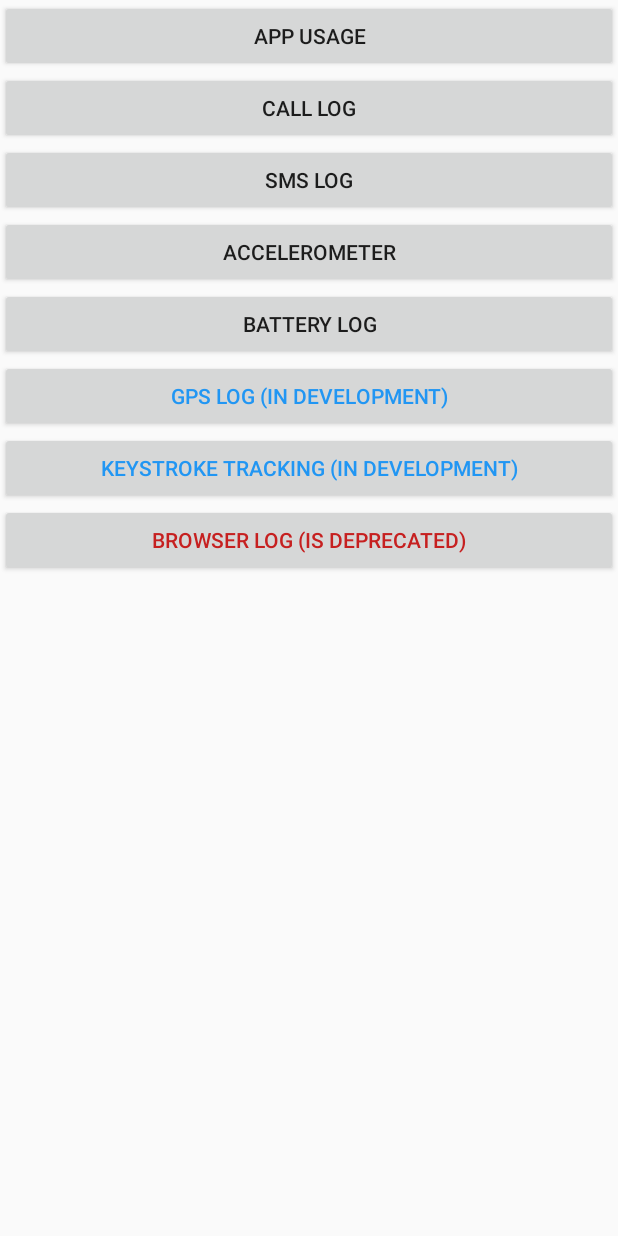
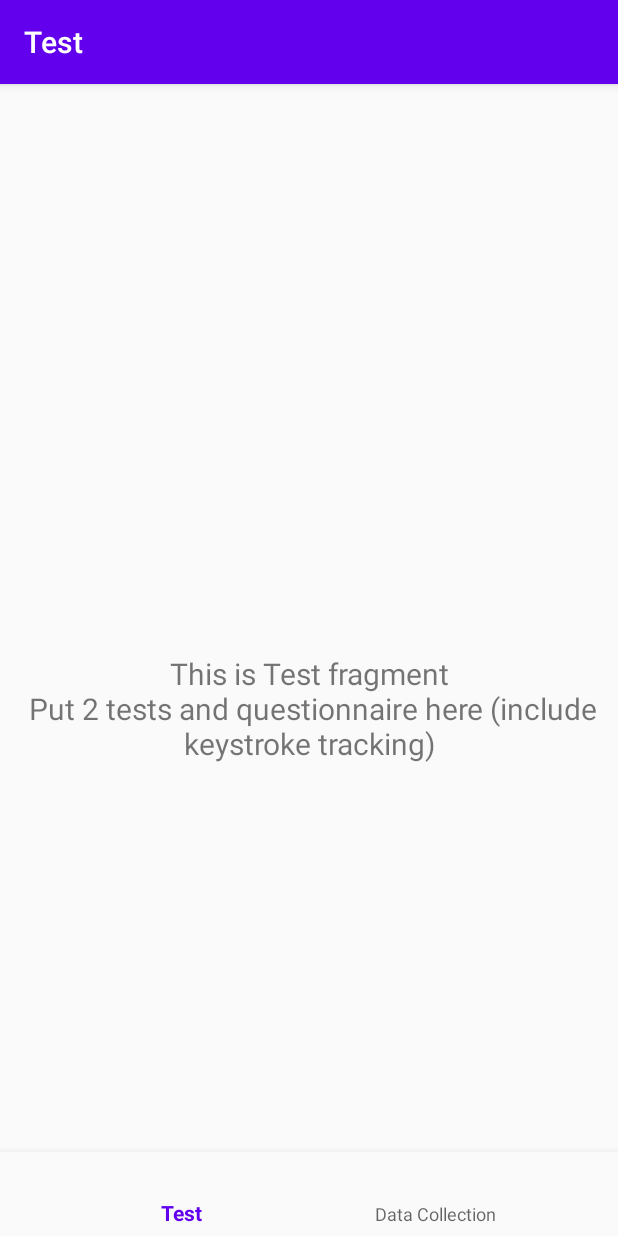
Before and after one commit to LucasNguyen21/SPUI, an Android app: the screen it shows after launch (MainActivity), on a phone screen of 412 x 824 dp. Run offline under Robolectric (Android 15) with nearby library versions, the phone set to English and light mode, and no system bars; our stand-ins replace navigation-ui.

Commit message:
Update UI

```diff
--- a/app/src/main/java/com/federation/funf_test/MainActivity.java
+++ b/app/src/main/java/com/federation/funf_test/MainActivity.java
@@ -1,113 +1,33 @@
 package com.federation.funf_test;
 
-import android.Manifest;
-import android.app.Activity;
-import android.content.Intent;
-import android.content.pm.PackageManager;
 import android.os.Bundle;
-import android.util.Log;
-import android.view.View;
-import android.widget.Button;
-import android.widget.Toast;
+import androidx.navigation.NavController;
+import androidx.navigation.Navigation;
+import androidx.navigation.ui.AppBarConfiguration;
+import androidx.navigation.ui.NavigationUI;
 
-import androidx.annotation.NonNull;
-import androidx.core.app.ActivityCompat;
+import com.google.android.material.bottomnavigation.BottomNavigationView;
+import androidx.appcompat.app.AppCompatActivity;
 
-import java.util.List;
-
-import me.everything.providers.android.calendar.Calendar;
-import me.everything.providers.android.calendar.CalendarProvider;
-import me.everything.providers.android.calllog.Call;
-import me.everything.providers.android.calllog.CallsProvider;
-
-import static android.content.ContentValues.TAG;
-
-public class MainActivity extends Activity {
-
-    private Button appUsageBtn;
-    private Button batteryBtn;
-    private Button callLogBtn;
-    private Button smsLogBtn;
-    private Button accelerometerBtn;
-    private Button gpsBtn;
-    private Button browserBtn;
+public class MainActivity extends AppCompatActivity {
 
     @Override
-    protected void onCreate(Bundle icicle) {
-        super.onCreate(icicle);
-        setContentView(R.layout.activity_main);
+    protected void onCreate(Bundle savedInstanceState) {
 
-        appUsageBtn = (Button) findViewById(R.id.app_usage_btn);
-
-        appUsageBtn.setOnClickListener(new View.OnClickListener() {
-            @Override
-            public void onClick(View v) {
-                Intent appUsageIntent = new Intent(MainActivity.this, AppUsageActivity.class);
-                startActivity(appUsageIntent);
-            }
-        });
-
-        batteryBtn = (Button) findViewById(R.id.batteryBtn);
-
-        batteryBtn.setOnClickListener(new View.OnClickListener() {
-            @Override
-            public void onClick(View v) {
-                Intent appUsageIntent = new Intent(MainActivity.this, BatteryActivity.class);
-                startActivity(appUsageIntent);
-            }
-        });
-
-        smsLogBtn = (Button) findViewById(R.id.sms_log_btn);
-
-        smsLogBtn.setOnClickListener(new View.OnClickListener() {
-            @Override
-            public void onClick(View v) {
-                Intent appUsageIntent = new Intent(MainActivity.this, SmsLogActivity.class);
-                startActivity(appUsageIntent);
-            }
-        });
-
-        callLogBtn = (Button) findViewById(R.id.call_log_btn);
-
-        callLogBtn.setOnClickListener(new View.OnClickListener() {
-            @Override
-            public void onClick(View v) {
-                Intent appUsageIntent = new Intent(MainActivity.this, CallLogActivity.class);
-                startActivity(appUsageIntent);
-            }
-        });
-
-        accelerometerBtn = (Button) findViewById(R.id.accelerometer_btn);
-
-        accelerometerBtn.setOnClickListener(new View.OnClickListener() {
-            @Override
-            public void onClick(View v) {
-                Intent appUsageIntent = new Intent(MainActivity.this, AccelerometerActivity.class);
-                startActivity(appUsageIntent);
-            }
-        });
-
-//        gpsBtn = (Button) findViewById(R.id.gpsBtn);
-//
-//        gpsBtn.setOnClickListener(new View.OnClickListener() {
-//            @Override
-//            public void onClick(View v) {
-//                Intent appUsageIntent = new Intent(MainActivity.this, LocationActivity.class);
-//                startActivity(appUsageIntent);
-//            }
-//        });
-
-//        browserBtn = (Button) findViewById(R.id.browserBtn);
-//
-//        browserBtn.setOnClickListener(new View.OnClickListener() {
-//            @Override
-//            public void onClick(View v) {
-//                Intent appUsageIntent = new Intent(MainActivity.this, BrowserActivity.class);
-//                startActivity(appUsageIntent);
-//            }
-//        });
-
+        super.onCreate(savedInstanceState);
+        setContentView(R.layout.activity_maintabview);
+        BottomNavigationView navView = findViewById(R.id.nav_view);
+        // Passing each menu ID as a set of Ids because each
+        // menu should be considered as top level destinations.
+        AppBarConfiguration appBarConfiguration = new AppBarConfiguration.Builder(
+                 R.id.navigation_test, R.id.navigation_datacollection)
+                .build();
+        NavController navController = Navigation.findNavController(this, R.id.nav_host_fragment);
+        NavigationUI.setupActionBarWithNavController(this, navController, appBarConfiguration);
+        NavigationUI.setupWithNavController(navView, navController);
     }
 
 
+
+
 }
--- /dev/null
+++ b/app/src/main/java/com/federation/funf_test/UI/TabView/TestView/TestFragment.java
@@ -0,0 +1,40 @@
+package com.federation.funf_test.UI.TabView.TestView;
+
+import android.content.Intent;
+import android.os.Bundle;
+import android.view.LayoutInflater;
+import android.view.View;
+import android.view.ViewGroup;
+import android.widget.Button;
+import android.widget.TextView;
+
+import androidx.annotation.NonNull;
+import androidx.annotation.Nullable;
+import androidx.fragment.app.Fragment;
+import androidx.lifecycle.Observer;
+import androidx.lifecycle.ViewModelProviders;
+
+import com.federation.funf_test.R;
+
+public class TestFragment extends Fragment {
+    private TestViewModel testViewModel;
+
+    public View onCreateView(@NonNull LayoutInflater inflater,
+                             ViewGroup container, Bundle savedInstanceState) {
+        testViewModel = ViewModelProviders.of(this).get(TestViewModel.class);
+        View root = inflater.inflate(R.layout.fragment_test, container, false);
+
+
+
+
+        final TextView textView = root.findViewById(R.id.text_test);
+        testViewModel.getText().observe(getViewLifecycleOwner(), new Observer<String>() {
+            @Override
+            public void onChanged(@Nullable String s) {
+                textView.setText(s);
+            }
+        });
+        return root;
+    }
+
+}
--- /dev/null
+++ b/app/src/main/java/com/federation/funf_test/UI/TabView/TestView/TestViewModel.java
@@ -0,0 +1,18 @@
+package com.federation.funf_test.UI.TabView.TestView;
+
+import androidx.lifecycle.LiveData;
+import androidx.lifecycle.MutableLiveData;
+import androidx.lifecycle.ViewModel;
+
+public class TestViewModel extends ViewModel {
+    private MutableLiveData<String> mText;
+
+    public TestViewModel() {
+        mText = new MutableLiveData<>();
+        mText.setValue("This is Test fragment\n Put 2 tests and questionnaire here (include keystroke tracking)");
+    }
+
+    public LiveData<String> getText() {
+        return mText;
+    }
+}
--- /dev/null
+++ b/app/src/main/res/layout/activity_maintabview.xml
@@ -0,0 +1,33 @@
+<?xml version="1.0" encoding="utf-8"?>
+<androidx.constraintlayout.widget.ConstraintLayout xmlns:android="http://schemas.android.com/apk/res/android"
+    xmlns:app="http://schemas.android.com/apk/res-auto"
+    android:id="@+id/container"
+    android:layout_width="match_parent"
+    android:layout_height="match_parent"
+    android:paddingTop="?attr/actionBarSize">
+
+    <com.google.android.material.bottomnavigation.BottomNavigationView
+        android:id="@+id/nav_view"
+        android:layout_width="0dp"
+        android:layout_height="wrap_content"
+        android:layout_marginStart="0dp"
+        android:layout_marginEnd="0dp"
+        android:background="?android:attr/windowBackground"
+        app:layout_constraintBottom_toBottomOf="parent"
+        app:layout_constraintLeft_toLeftOf="parent"
+        app:layout_constraintRight_toRightOf="parent"
+        app:menu="@menu/bottom_nav_menu" />
+
+    <fragment
+        android:id="@+id/nav_host_fragment"
+        android:name="androidx.navigation.fragment.NavHostFragment"
+        android:layout_width="match_parent"
+        android:layout_height="match_parent"
+        app:defaultNavHost="true"
+        app:layout_constraintBottom_toTopOf="@id/nav_view"
+        app:layout_constraintLeft_toLeftOf="parent"
+        app:layout_constraintRight_toRightOf="parent"
+        app:layout_constraintTop_toTopOf="parent"
+        app:navGraph="@navigation/mobile_navigation" />
+
+</androidx.constraintlayout.widget.ConstraintLayout>
--- /dev/null
+++ b/app/src/main/res/layout/fragment_test.xml
@@ -0,0 +1,22 @@
+<?xml version="1.0" encoding="utf-8"?>
+<androidx.constraintlayout.widget.ConstraintLayout xmlns:android="http://schemas.android.com/apk/res/android"
+    xmlns:app="http://schemas.android.com/apk/res-auto"
+    xmlns:tools="http://schemas.android.com/tools"
+    android:layout_width="match_parent"
+    android:layout_height="match_parent"
+    tools:context=".UI.TabView.TestView.TestFragment">
+
+    <TextView
+        android:id="@+id/text_test"
+        android:layout_width="match_parent"
+        android:layout_height="wrap_content"
+        android:layout_marginStart="8dp"
+        android:layout_marginTop="8dp"
+        android:layout_marginEnd="8dp"
+        android:textAlignment="center"
+        android:textSize="20sp"
+        app:layout_constraintBottom_toBottomOf="parent"
+        app:layout_constraintEnd_toEndOf="parent"
+        app:layout_constraintStart_toStartOf="parent"
+        app:layout_constraintTop_toTopOf="parent" />
+</androidx.constraintlayout.widget.ConstraintLayout>
--- /dev/null
+++ b/app/src/main/res/menu/bottom_nav_menu.xml
@@ -0,0 +1,17 @@
+<?xml version="1.0" encoding="utf-8"?>
+<menu xmlns:android="http://schemas.android.com/apk/res/android">
+
+    <item
+        android:id="@+id/navigation_test"
+        android:title="@string/title_Test" />
+
+    <item
+        android:id="@+id/navigation_datacollection"
+        android:title="@string/title_DataCollection" />
+
+<!--    <item-->
+<!--        android:id="@+id/navigation_notifications"-->
+<!--        android:icon="@drawable/ic_notifications_black_24dp"-->
+<!--        android:title="@string/title_notifications" />-->
+
+</menu>
--- /dev/null
+++ b/app/src/main/res/navigation/mobile_navigation.xml
@@ -0,0 +1,26 @@
+<?xml version="1.0" encoding="utf-8"?>
+<navigation xmlns:android="http://schemas.android.com/apk/res/android"
+    xmlns:app="http://schemas.android.com/apk/res-auto"
+    xmlns:tools="http://schemas.android.com/tools"
+    android:id="@+id/mobile_navigation"
+    app:startDestination="@+id/navigation_test">
+
+    <fragment
+        android:id="@+id/navigation_test"
+        android:name="com.federation.funf_test.UI.TabView.TestView.TestFragment"
+        android:label="@string/title_Test"
+        tools:layout="@layout/fragment_test" />
+
+    <fragment
+        android:id="@+id/navigation_datacollection"
+        android:name="com.federation.funf_test.UI.TabView.DataCollectionView.DataCollectionFragment"
+        android:label="@string/title_DataCollection"
+        tools:layout="@layout/fragment_datacollection" />
+
+    <fragment
+        android:id="@+id/navigation_setting"
+        android:name="com.federation.funf_test.UI.TabView.DataCollectionView.DataCollectionFragment"
+        android:label="@string/title_DataCollection"
+        tools:layout="@layout/fragment_datacollection" />
+
+</navigation>
--- /dev/null
+++ b/app/src/main/res/values/dimens.xml
@@ -0,0 +1,5 @@
+<resources>
+    <!-- Default screen margins, per the Android Design guidelines. -->
+    <dimen name="activity_horizontal_margin">16dp</dimen>
+    <dimen name="activity_vertical_margin">16dp</dimen>
+</resources>
```
Also changed, not shown: app/build.gradle (+6 -3 lines), app/src/main/java/com/federation/funf_test/UI/TabView/DataCollectionView/DataCollectionFragment.java (added, +101 -0 lines), app/src/main/java/com/federation/funf_test/UI/TabView/DataCollectionView/DataCollectionViewModel.java (added, +19 -0 lines), app/src/main/res/layout/fragment_datacollection.xml (added, +164 -0 lines), app/src/main/res/values/strings.xml (+7 -13 lines).
